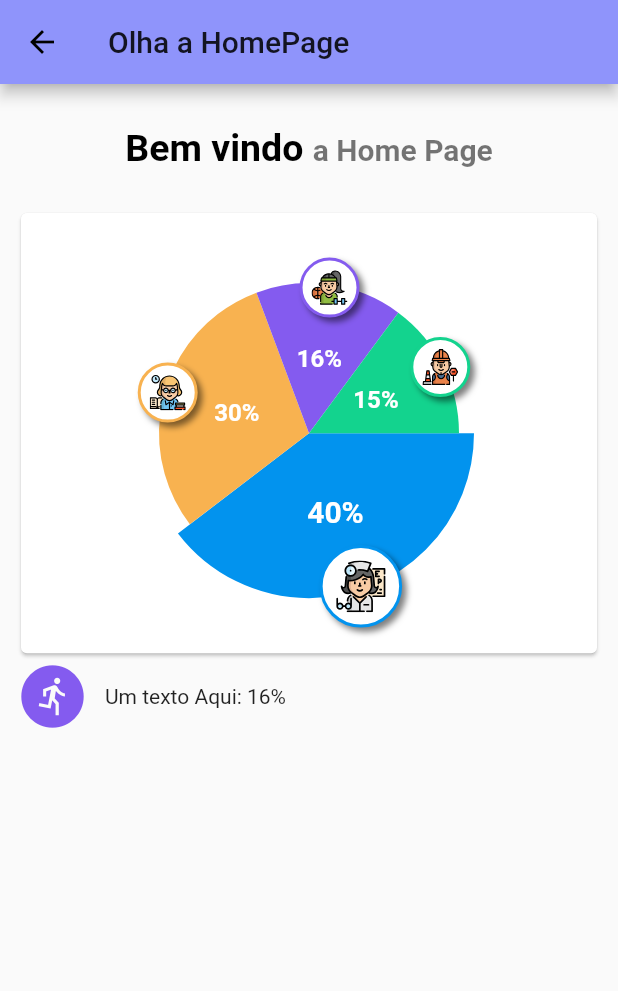
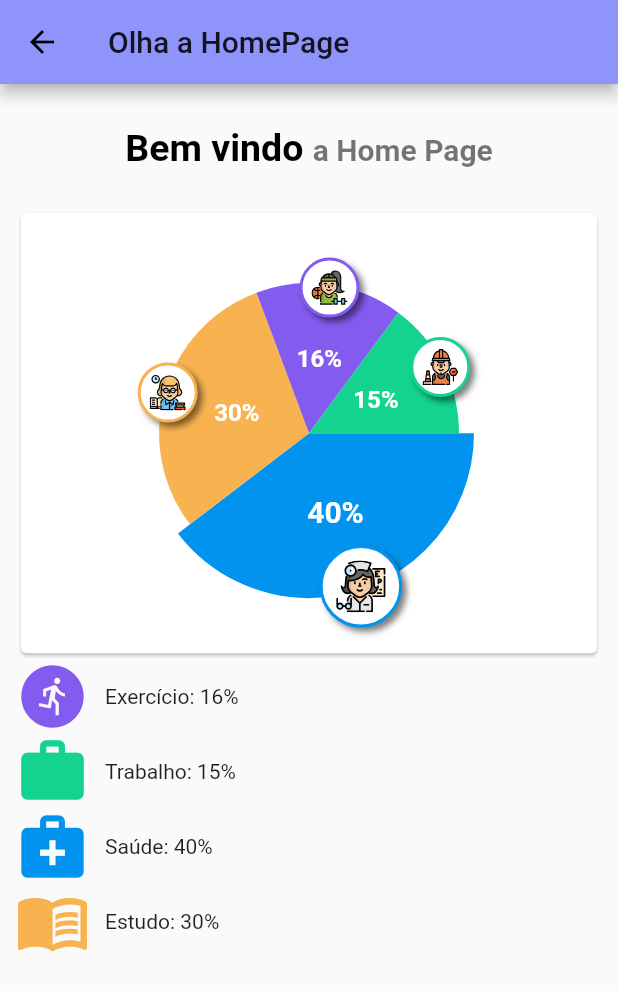
Before and after one commit to ZaunSupremoXV/login_example, a Flutter app: the HomePage screen opened directly, on a phone screen of 412 x 824 dp. Shown: the top 991 px of the screen. Run offline on Flutter 3.47's test engine with Material 2 defaults, Android fonts, the phone set to English and light mode, and no system bars; drawn by our look-alikes of fl_chart; our stand-ins replace flutter_svg, google_fonts, validators; statements that could not run were skipped.

Commit message:
15-07-2021 - Erick - 2

```diff
--- a/lib/pages/home/home_page.dart
+++ b/lib/pages/home/home_page.dart
@@ -46,10 +46,28 @@ class _HomePageState extends State<HomePage> {
               child: Column(
                 children: [
                   ItemList(
-                    title: 'Um texto Aqui: ',
+                    title: 'Exercício: ',
                     color: Color(0xff845bef),
                     value: '16%',
                     icon: Icons.run_circle,
+                  ),
+                  ItemList(
+                    title: 'Trabalho: ',
+                    color: Color(0xff13d38e),
+                    value: '15%',
+                    icon: Icons.work,
+                  ),
+                  ItemList(
+                    title: 'Saúde: ',
+                    color: Color(0xff0293ee),
+                    value: '40%',
+                    icon: Icons.medical_services,
+                  ),
+                  ItemList(
+                    title: 'Estudo: ',
+                    color: Color(0xfff8b250),
+                    value: '30%',
+                    icon: Icons.menu_book,
                   ),
                 ],
               ),
--- a/lib/pages/login/components/formulario.dart
+++ b/lib/pages/login/components/formulario.dart
@@ -48,7 +48,7 @@ class MyCustomFormState extends State<MyCustomForm> {
               validator: (value) {
                 if (value == null || value.isEmpty) {
                   return 'Insira sua senha.';
-                } else if (value.length > 6) {
+                } else if (value.length < 6) {
                   return 'Quantidade de caracteres inválido.';
                 }
                 return null;
```
